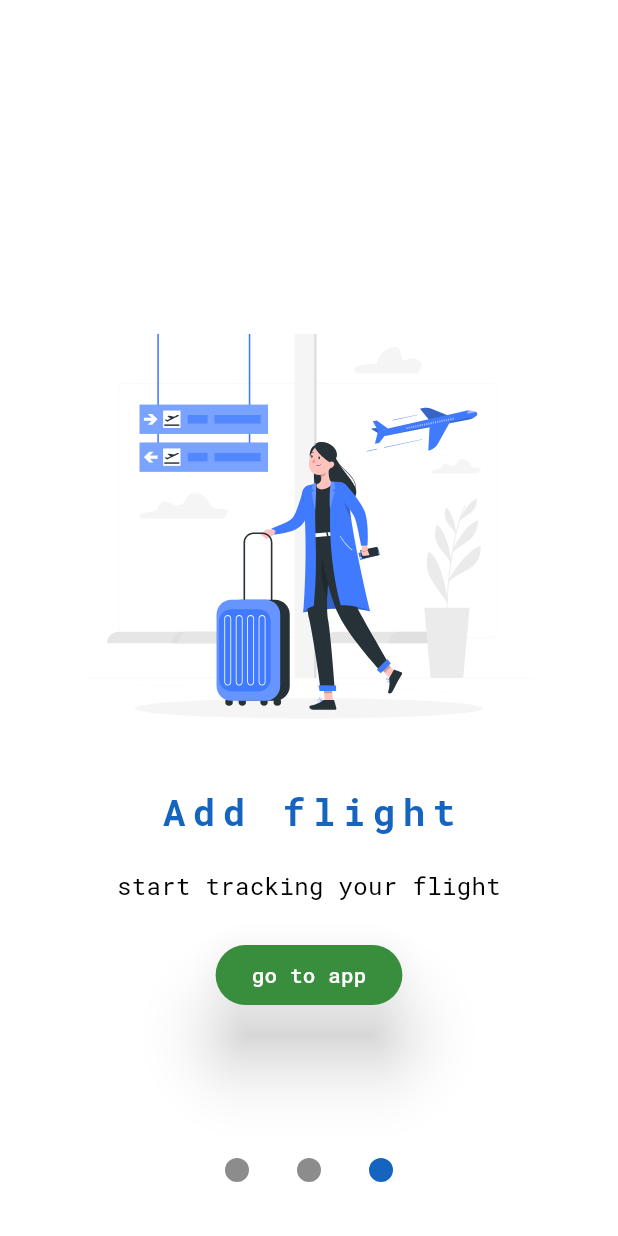
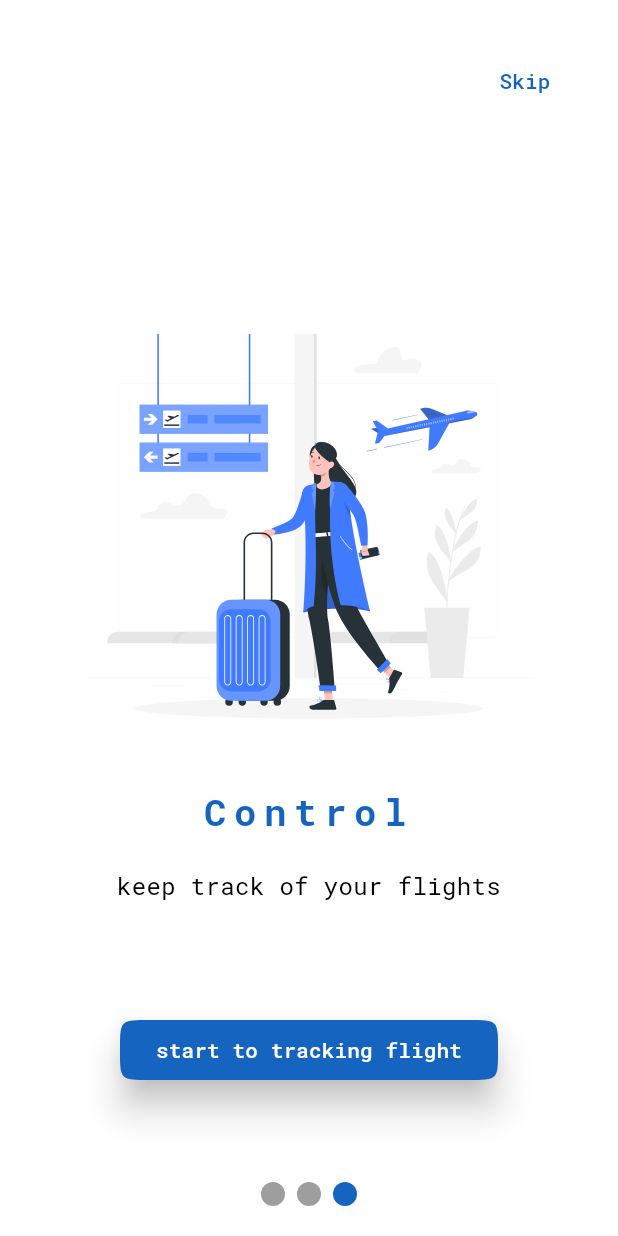
Before and after one commit to BrachettaMatteo/flight_tracker_app, a Flutter app: the screen it shows after launch, swiped to page 3, on a phone screen of 412 x 824 dp. Run offline on Flutter 3.47's test engine with Material 2 defaults, Android fonts, the phone set to English and light mode, and no system bars; drawn by our look-alikes of auto_size_text, smooth_page_indicator; our stand-ins replace auto_route, bloc, equatable, flutter_bloc, flutter_svg, font_awesome_flutter and 2 more; accounts and stored records are empty.

Commit message:
update welcome page
add smooth_page_indicator

```diff
--- a/lib/application/presentation/welcome_page.dart
+++ b/lib/application/presentation/welcome_page.dart
@@ -1,72 +1,75 @@
+import 'dart:developer';
+
 import 'package:auto_route/auto_route.dart';
+import 'package:auto_size_text/auto_size_text.dart';
 import 'package:flight_tracker/core/routes/app_router.dart';
 import 'package:flutter/material.dart';
 import 'package:flutter_svg/svg.dart';
+import 'package:smooth_page_indicator/smooth_page_indicator.dart';
 
 @RoutePage()
-class WelcomePage extends StatefulWidget {
-  const WelcomePage({super.key});
-
-  @override
-  State<WelcomePage> createState() => _WelcomePageState();
-}
-
-class _WelcomePageState extends State<WelcomePage> {
-  late PageController _controller;
-  int currentPage = 0;
-  @override
-  void initState() {
-    _controller = PageController(initialPage: 0);
-    _controller.addListener(() {
-      setState(() {
-        currentPage = _controller.page!.toInt();
-      });
-    });
-    super.initState();
-  }
+class WelcomePage extends StatelessWidget {
+  final PageController _controller = PageController(initialPage: 0);
+  WelcomePage({super.key});
 
   @override
   Widget build(BuildContext context) {
+    final List<Widget> screens = [
+      _getPage(
+        urlImage: "asset/img/splash1.svg",
+        title: "Flight tracker",
+        description: "Track your flights and check the updates",
+        finalPage: false,
+        context: context,
+      ),
+      _getPage(
+        urlImage: "asset/img/splash2.svg",
+        title: "Add flight",
+        description:
+            "insert iata code for flight and add the flight to homepage",
+        finalPage: false,
+        context: context,
+      ),
+      _getPage(
+        urlImage: "asset/img/splash3.svg",
+        title: "Control",
+        description: "keep track of your flights",
+        finalPage: true,
+        context: context,
+      ),
+    ];
     return Scaffold(
-        body: Stack(
+        body: SafeArea(
+      child: Stack(
         alignment: Alignment.bottomCenter,
         children: [
           PageView(
             controller: _controller,
-          children: [
-            _getPage(
-                urlImage: "asset/img/splash1.svg",
-                title: "Flight tracker",
-                description: "Track your flights and check the updates"),
-            _getPage(
-                urlImage: "asset/img/splash2.svg",
-                title: "Simply app",
-                description:
-                    "insert iata code for flight and add the flight to homepage"),
-            _getPage(
-              urlImage: "asset/img/splash3.svg",
-              title: "Add flight",
-              description: "start tracking your flight",
+            children: screens,
           ),
+          Positioned(
+              top: 30,
+              right: 30,
+              child: TextButton(
+                  onPressed: () {
+                    log("press skip");
+                    context.router.replace(const HomeRoute());
+                  },
+                  child: Text("Skip",
+                      style:
+                          TextStyle(color: Theme.of(context).primaryColor)))),
+          Positioned(
+              bottom: 20,
+              child: Center(
+                child: SmoothPageIndicator(
+                  controller: _controller,
+                  count: screens.length,
+                  effect: JumpingDotEffect(
+                      activeDotColor: Theme.of(context).primaryColor),
+                ),
+              ))
         ],
       ),
-        if (currentPage == 2) ...[
-          Positioned(
-            bottom: 150,
-            child: ElevatedButton(
-                style: ButtonStyle(
-                    elevation: const MaterialStatePropertyAll(20),
-                    backgroundColor:
-                        MaterialStatePropertyAll(Colors.green.shade700)),
-                onPressed: () => context.router.replace(const HomeRoute()),
-                child: const Text(
-                  "go to app",
-                  style: TextStyle(color: Colors.white),
-                )),
-          )
-        ],
-        Positioned(bottom: 20, left: 0, right: 0, child: _indicator())
-      ],
     ));
   }
 
@@ -74,7 +77,13 @@ class _WelcomePageState extends State<WelcomePage> {
     required String urlImage,
     required String title,
     required String description,
+    required bool finalPage,
+    required BuildContext context,
   }) =>
+      SafeArea(
+        child: Stack(
+          alignment: Alignment.bottomCenter,
+          children: [
             Center(
                 child: Column(
               mainAxisAlignment: MainAxisAlignment.spaceEvenly,
@@ -84,8 +93,9 @@ class _WelcomePageState extends State<WelcomePage> {
                   urlImage,
                   height: 300,
                 ),
-          Text(
+                AutoSizeText(
                   title,
+                  textAlign: TextAlign.center,
                   style: TextStyle(
                       color: Theme.of(context).primaryColor,
                       fontWeight: FontWeight.bold,
@@ -101,35 +111,27 @@ class _WelcomePageState extends State<WelcomePage> {
                   ),
                 ),
               ],
-      ));
-
-  _indicator() => Row(
-        mainAxisAlignment: MainAxisAlignment.center,
-        mainAxisSize: MainAxisSize.min,
-        children: [
-          _indicatorButton(indexPage: 0),
-          _indicatorButton(indexPage: 1),
-          _indicatorButton(indexPage: 2),
+            )),
+            Visibility(
+                visible: finalPage,
+                child: Positioned(
+                  bottom: 100,
+                  child: ElevatedButton(
+                      style: ButtonStyle(
+                          elevation: const MaterialStatePropertyAll(10),
+                          shape: MaterialStatePropertyAll(
+                              ContinuousRectangleBorder(
+                                  borderRadius: BorderRadius.circular(20))),
+                          backgroundColor: MaterialStatePropertyAll(
+                              Theme.of(context).primaryColor)),
+                      onPressed: () =>
+                          context.router.replace(const HomeRoute()),
+                      child: const Text(
+                        "start to tracking flight",
+                        style: TextStyle(color: Colors.white),
+                      )),
+                )),
           ],
+        ),
       );
-
-  _goPage({required int indexPage}) {
-    if (currentPage != indexPage) {
-      if (_controller.hasClients) {
-        _controller.animateToPage(indexPage,
-            duration: const Duration(milliseconds: 1), curve: Curves.linear);
-        currentPage = indexPage;
-        setState(() {});
 }
-    }
-  }
-
-  _indicatorButton({required int indexPage}) => IconButton(
-      onPressed: () => _goPage(indexPage: indexPage),
-      icon: CircleAvatar(
-        radius: 8,
-        backgroundColor: currentPage == indexPage
-            ? Theme.of(context).primaryColor
-            : Colors.black45,
-      ));
-}
--- a/lib/core/routes/app_router.dart
+++ b/lib/core/routes/app_router.dart
@@ -1,4 +1,5 @@
 import 'package:auto_route/auto_route.dart';
+import 'package:flutter/material.dart';
 
 import '../../application/presentation/add_flight_page.dart';
 import '../../application/presentation/details_page.dart';
--- a/pubspec.yaml
+++ b/pubspec.yaml
@@ -23,6 +23,7 @@ dependencies:
   flutter_svg: ^2.0.7
   shared_preferences: ^2.2.0
   auto_route: ^7.7.0
+  smooth_page_indicator: ^1.1.0
 
 dev_dependencies:
   flutter_test:
```
Also changed, not shown: lib/core/routes/app_router.gr.dart, pubspec.lock. Lines whose indentation alone changed are shown as unchanged.
